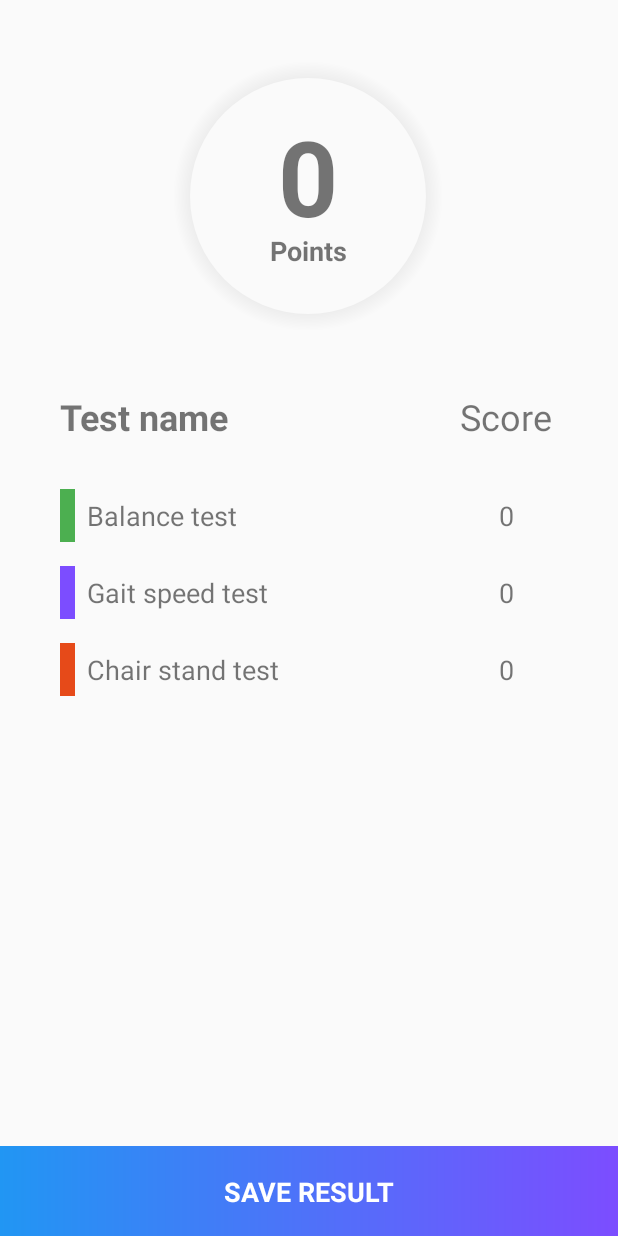
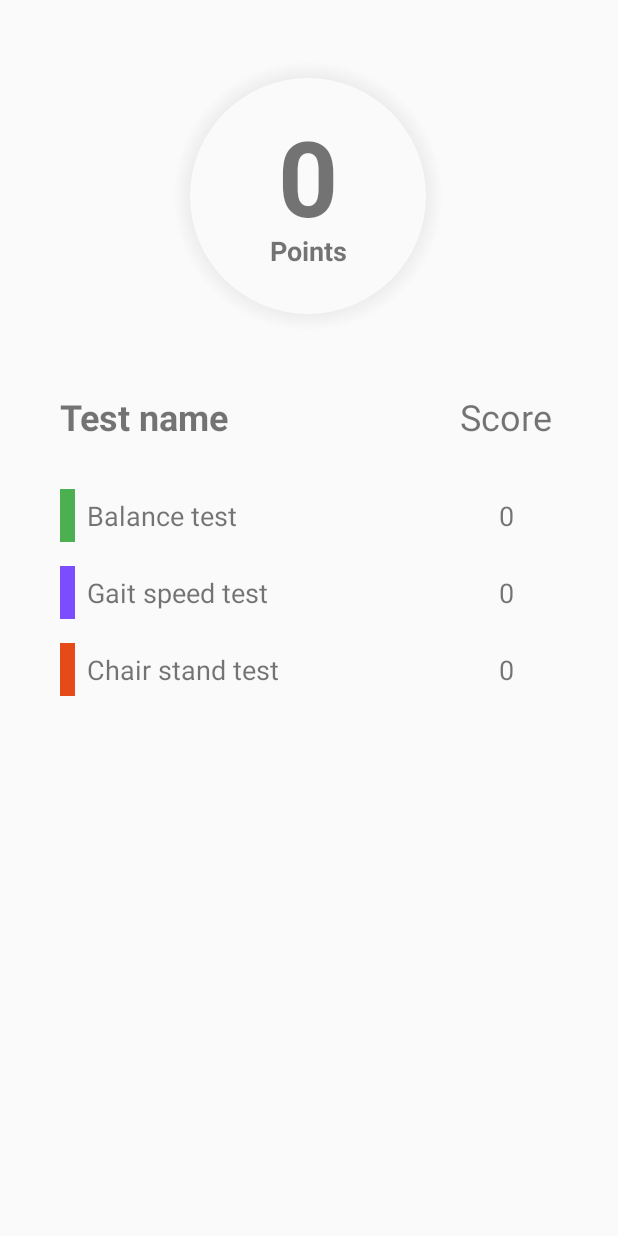
Before and after one commit to Selutario/SPPB-app, an Android app: the fragment ScoreFragment placed in its activity, on a phone screen of 412 x 824 dp. Run offline under Robolectric (Android 15) with nearby library versions, the phone set to English and light mode, and no system bars; 1 statement that could not run was skipped.

Commit message:
Changes in score layout and selected user. Score is now saved in DB.
If a user is selected, a button will appear that allows you to save the result on the score screen.

```diff
--- a/SPPB_TFG/app/src/main/java/com/example/sppb_tfg/ScoreFragment.java
+++ b/SPPB_TFG/app/src/main/java/com/example/sppb_tfg/ScoreFragment.java
@@ -2,6 +2,9 @@ package com.example.sppb_tfg;
 
 import android.animation.ObjectAnimator;
 import android.animation.ValueAnimator;
+import android.content.Context;
+import android.content.SharedPreferences;
+import android.content.res.Resources;
 import android.os.Bundle;
 import android.os.Handler;
 import android.support.constraint.ConstraintLayout;
@@ -11,16 +14,27 @@ import android.view.View;
 import android.view.ViewGroup;
 import android.view.animation.AccelerateDecelerateInterpolator;
 import android.view.animation.DecelerateInterpolator;
+import android.widget.Button;
+import android.widget.LinearLayout;
 import android.widget.ProgressBar;
 import android.widget.ScrollView;
 import android.widget.TextView;
 
 public class ScoreFragment extends Fragment {
     ConstraintLayout score_layout;
+    ProgressBar progressBar;
     TextView tv_score;
-    ProgressBar progressBar;
+    TextView tv_balance_score;
+    TextView tv_gait_score;
+    TextView tv_chair_score;
+    ConstraintLayout btn_save;
+    TextView tv_save_as;
+    SharedPreferences sharedPreferences;
 
+    User user;
     int mCurrentTest;
+
+    TestActivity testActivity;
 
     @Override
     public View onCreateView(LayoutInflater inflater, ViewGroup
@@ -29,13 +43,18 @@ public class ScoreFragment extends Fragment {
         View view = inflater.inflate(R.layout.fragment_score, null);
         score_layout = view.findViewById(R.id.fragment_score);
         tv_score = (TextView) view.findViewById(R.id.tv_final_score);
+        tv_balance_score = (TextView) view.findViewById(R.id.tv_balance_score);
+        tv_gait_score = (TextView) view.findViewById(R.id.tv_gait_score);
+        tv_chair_score = (TextView) view.findViewById(R.id.tv_chair_score);
         progressBar = (ProgressBar) view.findViewById(R.id.score_progressbar);
+        btn_save = view.findViewById(R.id.btn_save);
+        tv_save_as = (TextView) view.findViewById(R.id.tv_save_as);
 
-        mCurrentTest = ((TestActivity)getActivity()).getmCurrentTest();
-        final int score = ((TestActivity)getActivity()).getScore(mCurrentTest);
+        testActivity = ((TestActivity)getActivity());
 
+        mCurrentTest = testActivity.getmCurrentTest();
+        final int score = testActivity.getScore(0);
         final int pb_score = 9*score - (9*score)/18;
-
 
         new Handler().postDelayed(new Runnable() {
             @Override
@@ -55,9 +74,39 @@ public class ScoreFragment extends Fragment {
                 animation.setInterpolator(new DecelerateInterpolator());
                 animation.start();
             }
-        }, 500); //will start animation in 2 seconds
+        }, 500); //will start animation in 0.5 seconds
+
+        tv_balance_score.setText(Integer.toString(testActivity.getScore(1)));
+        tv_gait_score.setText(Integer.toString(testActivity.getScore(2)));
+        tv_chair_score.setText(Integer.toString(testActivity.getScore(3)));
+
+        sharedPreferences = getActivity().getSharedPreferences(Constants.PREFS_NAME, Context.MODE_PRIVATE);
+        long selectedId = sharedPreferences.getLong("SelectedUser", -1);
+
+        if(selectedId == -1) {
+            btn_save.setVisibility(View.GONE);
+        } else {
+            btn_save.setVisibility(View.VISIBLE);
+            user = User.getUser(getActivity(), selectedId);
+
+            Resources res = getResources();
+            String text = String.format(res.getString(R.string.save_as), user.getName());
+            tv_save_as.setText(text);
+        }
 
 
+        btn_save.setOnClickListener(new View.OnClickListener() {
+            @Override
+            public void onClick(View v) {
+                tv_save_as.setText(getString(R.string.saved));
+                tv_save_as.setEnabled(false);
+
+                user.setBalanceScore(testActivity.getScore(1));
+                user.setSpeedScore(testActivity.getScore(2));
+                user.setChairScore(testActivity.getScore(3));
+                user.update(getActivity());
+            }
+        });
 
 
         return view;
--- a/SPPB_TFG/app/src/main/java/com/example/sppb_tfg/TestActivity.java
+++ b/SPPB_TFG/app/src/main/java/com/example/sppb_tfg/TestActivity.java
@@ -248,9 +248,6 @@ public class TestActivity extends FragmentActivity {
                 break;
         }
 
-        if (full_test)
-            score = balanceScore + gaitScore + chairScore;
-
         return score;
     }
 }
--- a/SPPB_TFG/app/src/main/res/layout/fragment_score.xml
+++ b/SPPB_TFG/app/src/main/res/layout/fragment_score.xml
@@ -10,7 +10,7 @@
     <ScrollView
         android:layout_width="0dp"
         android:layout_height="0dp"
-        app:layout_constraintBottom_toTopOf="@+id/linearLayout2"
+        app:layout_constraintBottom_toTopOf="@+id/btn_save"
         app:layout_constraintEnd_toEndOf="parent"
         app:layout_constraintStart_toStartOf="parent"
         app:layout_constraintTop_toTopOf="parent">
@@ -180,7 +180,7 @@
                 app:layout_constraintTop_toTopOf="@+id/tv_chair_score_label" />
 
 
-            <LinearLayout
+            <!--<LinearLayout
                 android:id="@+id/btn_save"
                 android:layout_width="wrap_content"
                 android:layout_height="48dp"
@@ -214,18 +214,18 @@
                     android:layout_width="wrap_content"
                     android:layout_height="wrap_content"
                     android:layout_marginLeft="4dp"
-                    android:text="@string/save_result"
+                    android:text="@string/save_as"
                     android:textAllCaps="true"
                     android:textColor="@color/colorTextOverBlue"
                     android:textSize="14sp"
                     android:textStyle="bold" />
-            </LinearLayout>
+            </LinearLayout>-->
 
         </android.support.constraint.ConstraintLayout>
     </ScrollView>
 
     <android.support.constraint.ConstraintLayout
-        android:id="@+id/linearLayout2"
+        android:id="@+id/btn_save"
         android:layout_width="0dp"
         android:layout_height="60dp"
         android:background="@drawable/shape_gradient_background"
@@ -236,13 +236,14 @@
         app:layout_constraintStart_toStartOf="parent">
 
         <TextView
+            android:id="@+id/tv_save_as"
             android:layout_width="wrap_content"
             android:layout_height="wrap_content"
             android:layout_marginStart="8dp"
             android:layout_marginTop="8dp"
             android:layout_marginEnd="8dp"
             android:layout_marginBottom="8dp"
-            android:text="@string/save_result"
+            android:text="@string/save_as"
             android:textAllCaps="true"
             android:textColor="@color/colorTextOverBlue"
             android:textSize="18sp"
--- a/SPPB_TFG/app/src/main/res/values/strings.xml
+++ b/SPPB_TFG/app/src/main/res/values/strings.xml
@@ -97,7 +97,8 @@
     <string name="start">Start</string>
     <string name="score">Score</string>
     <string name="points">Points</string>
-    <string name="save_result">Save result</string>
+    <string name="save_as">Save as %1$s</string>
+    <string name="saved">Saved</string>
 
     <!--Balance test-->
     <string name="balance_step1">
```
Also changed, not shown: SPPB_TFG/app/src/main/java/com/example/sppb_tfg/User.java (+12 -22 lines), SPPB_TFG/app/src/main/java/com/example/sppb_tfg/UserAdapter.java (+19 -17 lines), SPPB_TFG/app/src/main/java/com/example/sppb_tfg/UsersFragment.java (+17 -25 lines), SPPB_TFG/app/src/main/res/layout/listitem_user.xml (+11 -3 lines).
